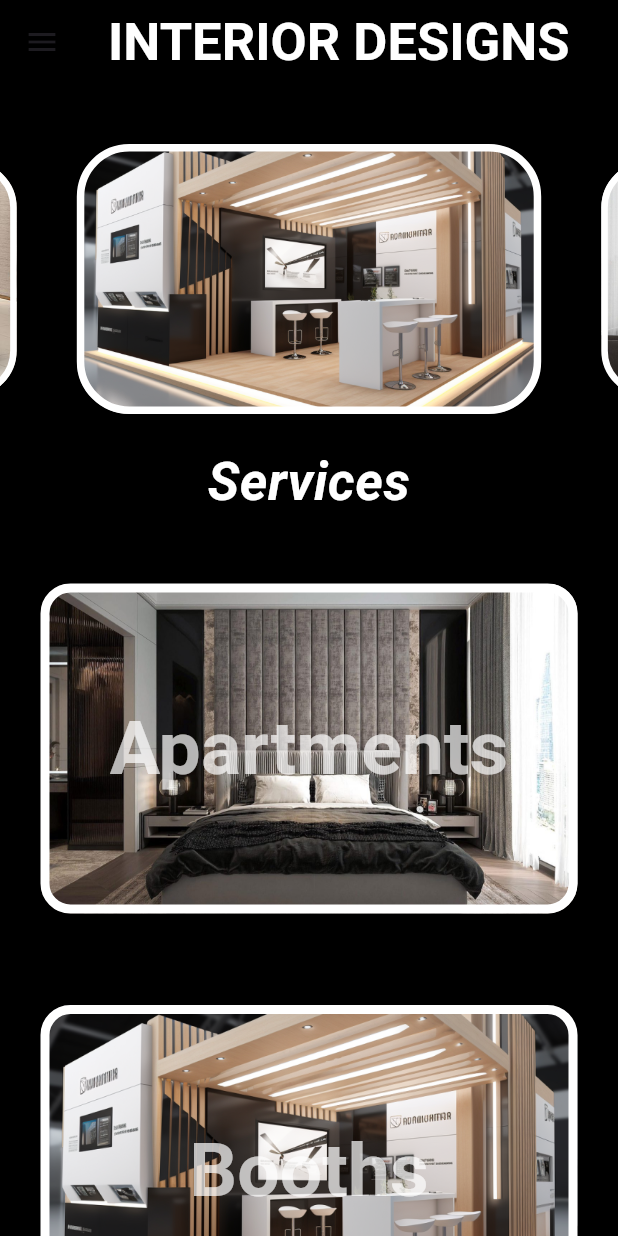
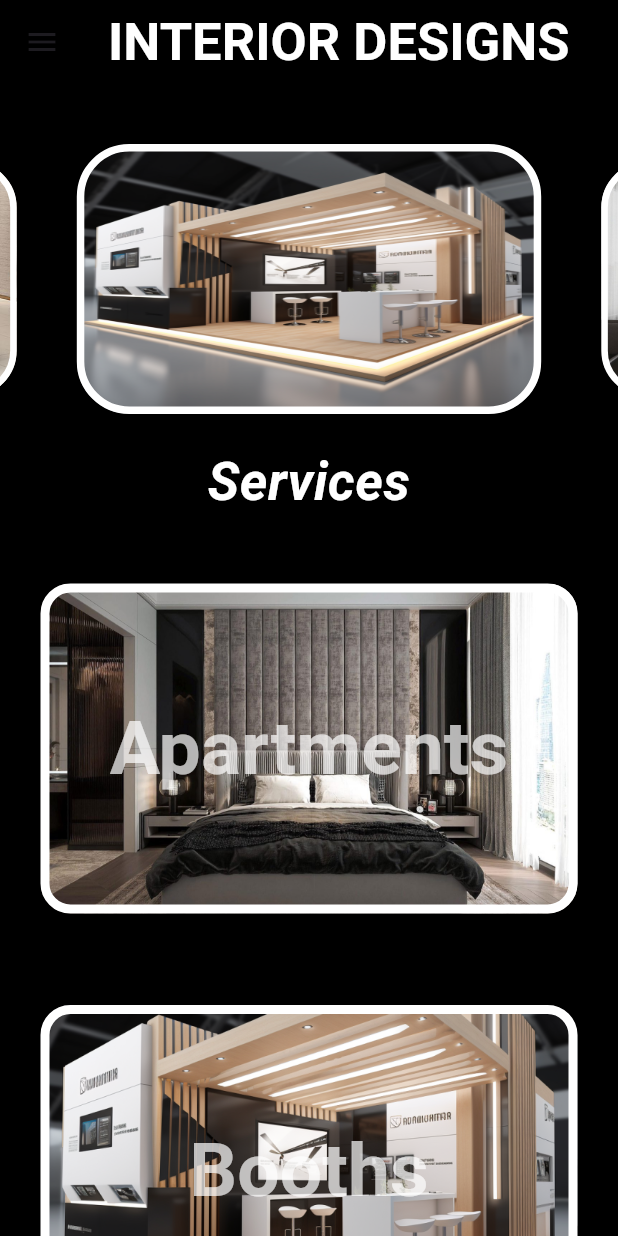
Before and after one commit to HussainAbdu313/Aiza_Service, a Flutter app: the HomeScreen screen opened directly, on a phone screen of 412 x 824 dp. Run offline on Flutter 3.47's test engine with Material 3 defaults, Android fonts, the light colour scheme and no system bars; drawn by our look-alikes of carousel_slider; our stand-ins replace lottie.

Commit message:
modified:   android/app/src/main/AndroidManifest.xml 	modified:   lib/view/Screens/home_screens.dart

```diff
--- a/lib/view/Screens/home_screens.dart
+++ b/lib/view/Screens/home_screens.dart
@@ -49,7 +49,7 @@
                   color: Colors.amber,
                   image: const DecorationImage(
                       image: AssetImage('assets/Booth 01.png'),
-                      fit: BoxFit.cover),
+                      fit: BoxFit.fill),
                   borderRadius: BorderRadius.circular(35),
                   border: Border.all(
                     color: Colors.white,
@@ -63,7 +63,7 @@
                   color: Colors.amber,
                   image: const DecorationImage(
                       image: AssetImage('assets/Apartment 03.jpg'),
-                      fit: BoxFit.cover),
+                      fit: BoxFit.fill),
                   borderRadius: BorderRadius.circular(35),
                   border: Border.all(
                     color: Colors.white,
```
Also changed, not shown: 1 other file.
